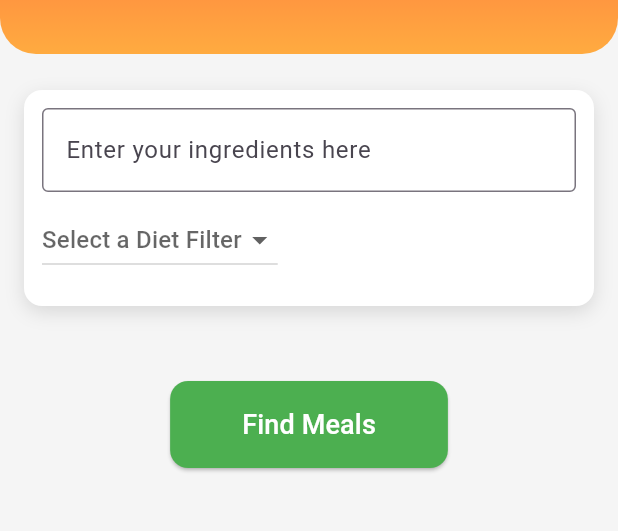
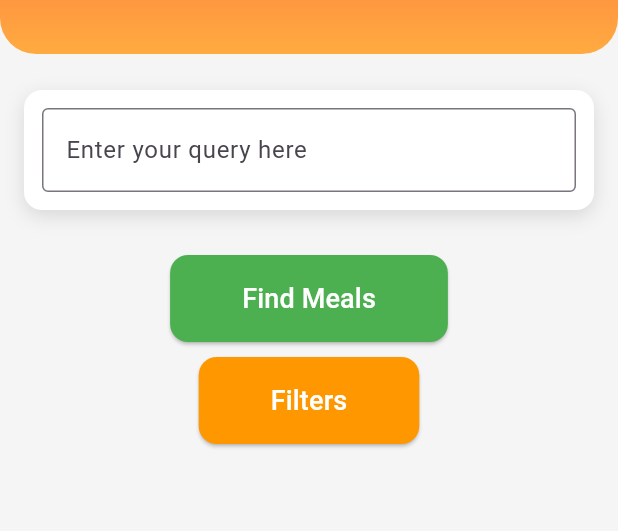
Before and after one commit to vincenzo-ray/quickbite, a Flutter app: the screen it shows after launch, on a phone screen of 412 x 824 dp, the part 114-645 px from its top. Run offline on Flutter 3.47's test engine with Material 3 defaults, Android fonts, the phone set to English and light mode, and no system bars; our stand-ins replace flutter_html, logger.

Commit message:
New filters added/screen Used ingredients counter broken

```diff
--- a/quickbite/lib/screens/home_screen.dart
+++ b/quickbite/lib/screens/home_screen.dart
@@ -1,5 +1,6 @@
 import 'package:flutter/material.dart';
 import 'recipe_results_screen.dart';
+import 'filter_screen.dart';
 import '../widgets/search_bar.dart';
 
 class HomeScreen extends StatefulWidget {
@@ -10,43 +11,45 @@ class HomeScreen extends StatefulWidget {
 }
 
 class HomeScreenState extends State<HomeScreen> {
-  final List<String> ingredients = [];
-  String? selectedDiet;
+  final Map<String, dynamic> filters = {};
+  String query = "";
 
-  void _addIngredient(String ingredient) {
-    if (ingredient.isNotEmpty) {
-      setState(() {
-        ingredients.add(ingredient);
-      });
-    }
-  }
-
-  void _removeIngredient(String ingredient) {
+  void _setQuery(String newQuery) {
     setState(() {
-      ingredients.remove(ingredient);
+      query = newQuery;
     });
   }
 
-  void _setDietFilter(String? diet) {
+  void _applyFilters(Map<String, dynamic> appliedFilters) {
     setState(() {
-      selectedDiet = diet;
+      filters.addAll(appliedFilters);
     });
   }
 
+  void _openFilterScreen() {
+    Navigator.push(
+      context,
+      MaterialPageRoute(
+        builder: (context) => FilterScreen(
+          onFiltersApplied: _applyFilters,
+          initialFilters: filters,
+        ),
+      ),
+    );
+  }
+
   void _findMeals() {
-    if (ingredients.isNotEmpty) {
+    if (query.isNotEmpty) {
+      filters['query'] = query;
       Navigator.push(
         context,
         MaterialPageRoute(
-          builder: (context) => RecipeResultsScreen(
-            ingredients: ingredients,
-            dietFilter: selectedDiet,
-          ),
+          builder: (context) => RecipeResultsScreen(filters: filters),
         ),
       );
     } else {
       ScaffoldMessenger.of(context).showSnackBar(
-        const SnackBar(content: Text("Please add at least one ingredient.")),
+        const SnackBar(content: Text("Please enter a query.")),
       );
     }
   }
@@ -55,9 +58,8 @@ class HomeScreenState extends State<HomeScreen> {
   Widget build(BuildContext context) {
     return Scaffold(
       backgroundColor: Colors.grey[100], // Light background for a modern look
-      body: Column(
+      body: ListView(
         children: [
-          // Header section with gradient and custom-styled "QuickBite" title
           Container(
             padding: const EdgeInsets.symmetric(horizontal: 16, vertical: 32),
             decoration: const BoxDecoration(
@@ -74,7 +76,6 @@ class HomeScreenState extends State<HomeScreen> {
               child: Row(
                 mainAxisAlignment: MainAxisAlignment.spaceBetween,
                 children: [
-                  // App title with custom font and style for a professional look
                   const Text(
                     "QuickBite",
                     style: TextStyle(
@@ -83,7 +84,6 @@ class HomeScreenState extends State<HomeScreen> {
                       color: Colors.white,
                     ),
                   ),
-                  // Info icon to show usage instructions
                   IconButton(
                     icon: const Icon(Icons.info_outline, color: Colors.white),
                     onPressed: () {
@@ -92,8 +92,8 @@ class HomeScreenState extends State<HomeScreen> {
                         builder: (context) => const AlertDialog(
                           title: Text("How to use QuickBite"),
                           content: Text(
-                            "Enter ingredients, optionally select a diet filter, "
-                            "then press 'Find Meals' to get recipes.",
+                            "Enter a query, optionally apply filters, "
+                                "then press 'Find Meals' to get recipes.",
                           ),
                         ),
                       );
@@ -108,7 +108,6 @@ class HomeScreenState extends State<HomeScreen> {
             padding: const EdgeInsets.symmetric(horizontal: 16.0),
             child: Column(
               children: [
-                // Ingredient search bar section with slight shadow and rounded corners
                 Container(
                   padding: const EdgeInsets.all(12),
                   decoration: BoxDecoration(
@@ -122,37 +121,11 @@ class HomeScreenState extends State<HomeScreen> {
                       ),
                     ],
                   ),
-                  child: IngredientSearchBar(
-                    onIngredientAdded: _addIngredient,
-                    onDietFilterChanged: _setDietFilter,
-                  ),
-                ),
-                const SizedBox(height: 20),
-                // Display entered ingredients as rounded chips
-                Align(
-                  alignment: Alignment.centerLeft,
-                  child: Wrap(
-                    spacing: 8,
-                    runSpacing: 8,
-                    children: ingredients.map((ingredient) {
-                      return Chip(
-                        label: Text(
-                          ingredient,
-                          style: const TextStyle(color: Colors.blueGrey),
-                        ),
-                        deleteIcon: const Icon(Icons.close, size: 18),
-                        onDeleted: () => _removeIngredient(ingredient),
-                        backgroundColor: Colors.blue[50],
-                        shape: RoundedRectangleBorder(
-                          borderRadius: BorderRadius.circular(8),
-                          side: BorderSide(color: Colors.blueGrey.shade200),
-                        ),
-                      );
-                    }).toList(),
+                  child: QuerySearchBar(
+                    onQueryAdded: _setQuery,
                   ),
                 ),
                 const SizedBox(height: 30),
-                // "Find Meals" button for searching recipes
                 ElevatedButton(
                   onPressed: _findMeals,
                   style: ElevatedButton.styleFrom(
@@ -167,6 +140,21 @@ class HomeScreenState extends State<HomeScreen> {
                     style: TextStyle(fontSize: 18, color: Colors.white),
                   ),
                 ),
+                const SizedBox(height: 10),
+                ElevatedButton(
+                  onPressed: _openFilterScreen,
+                  style: ElevatedButton.styleFrom(
+                    backgroundColor: Colors.orange,
+                    padding: const EdgeInsets.symmetric(horizontal: 48, vertical: 16),
+                    shape: RoundedRectangleBorder(
+                      borderRadius: BorderRadius.circular(12),
+                    ),
+                  ),
+                  child: const Text(
+                    "Filters",
+                    style: TextStyle(fontSize: 18, color: Colors.white),
+                  ),
+                ),
               ],
             ),
           ),
--- a/quickbite/lib/screens/recipe_results_screen.dart
+++ b/quickbite/lib/screens/recipe_results_screen.dart
@@ -4,19 +4,21 @@ import '../services/api_services.dart';
 import 'recipe_detail_screen.dart';
 
 class RecipeResultsScreen extends StatelessWidget {
-  final List<String> ingredients;
-  final String? dietFilter;
+  final Map<String, dynamic> filters;
 
-  const RecipeResultsScreen({
-    super.key,
-    required this.ingredients,
-    this.dietFilter,
-  });
+  const RecipeResultsScreen({super.key, required this.filters});
 
   Future<List<Recipe>> _fetchRecipes() async {
-    final recipes = await ApiService.searchRecipesByIngredients(
-      ingredients,
-      diet: dietFilter,
+    final recipes = await ApiService.searchRecipesComplex(
+      // added filters to API
+      query: filters['query'] ?? '',
+      cuisine: filters['cuisine'],
+      diet: filters['diet'],
+      intolerances: filters['intolerances'],
+      equipment: filters['equipment'],
+      includeIngredients: filters['includeIngredients'],
+      excludeIngredients: filters['excludeIngredients'],
+      type: filters['type'],
     );
 
     for (final recipe in recipes) {
@@ -34,7 +36,6 @@ class RecipeResultsScreen extends StatelessWidget {
       appBar: AppBar(
         title: const Text("Recipe Results"),
         backgroundColor: Colors.orangeAccent,
-        elevation: 0, // Flat AppBar for modern look
       ),
       body: FutureBuilder<List<Recipe>>(
         future: _fetchRecipes(),
@@ -74,7 +75,7 @@ class RecipeResultsScreen extends StatelessWidget {
                           height: 60,
                           fit: BoxFit.cover,
                           errorBuilder: (context, error, stackTrace) =>
-                              const Icon(Icons.broken_image, size: 60),
+                          const Icon(Icons.broken_image, size: 60),
                         ),
                       ),
                       const SizedBox(width: 16),
@@ -99,9 +100,9 @@ class RecipeResultsScreen extends StatelessWidget {
                                 if (tag.contains("Low Fat")) {
                                   tagColor = Colors.green;
                                 } else if (tag.contains("High Protein")) {
-                                tagColor = Colors.blue;
+                                  tagColor = Colors.blue;
                                 } else if (tag.contains("Low Carb")) {
-                                   tagColor = Colors.purple;
+                                  tagColor = Colors.purple;
                                 } else {
                                   tagColor = Colors.orange;
                                 }
@@ -114,14 +115,14 @@ class RecipeResultsScreen extends StatelessWidget {
                                   ),
                                   padding: EdgeInsets.zero,
                                   materialTapTargetSize:
-                                      MaterialTapTargetSize.shrinkWrap,
+                                  MaterialTapTargetSize.shrinkWrap,
                                 );
                               }).toList(),
                             ),
                             const SizedBox(height: 8),
                             Text(
                               "Used Ingredients: ${recipe.usedIngredientCount}, "
-                              "Missing Ingredients: ${recipe.missedIngredientCount}",
+                                  "Missing Ingredients: ${recipe.missedIngredientCount}",
                               style: TextStyle(
                                 fontSize: 13,
                                 color: Colors.grey[600],
--- a/quickbite/lib/services/api_services.dart
+++ b/quickbite/lib/services/api_services.dart
@@ -143,6 +143,29 @@ class ApiService {
     }
   }
 
+  // Query suggestions similar to ingredients suggestions
+  static Future<List<String>> fetchQuerySuggestions(String query) async {
+    final apiKey = await _loadApiKey();
+    final url = 'https://api.spoonacular.com/recipes/autocomplete?query=$query&number=10&apiKey=$apiKey';
+
+    final response = await http.get(Uri.parse(url));
+
+    if (response.statusCode == 200) {
+      try {
+        List<dynamic> data = jsonDecode(response.body);
+        final suggestions = data.map((item) => item['title'] as String).toList();
+        _logger.i("Suggestions found: ${suggestions.length}"); // Log count
+        return suggestions;
+      } catch (e) {
+        _logger.e("Error parsing JSON: $e");
+        throw Exception('Failed to parse query suggestion data');
+      }
+    } else {
+      _logger.w("Request failed with status: ${response.statusCode} : ${jsonDecode(response.body)}");
+      throw Exception('Failed to load query suggestions');
+    }
+  }
+
   // Method to fetch nutrition widget HTML for a recipe
   static Future<String> fetchNutritionWidgetHtml(String ingredientList, int servings) async {
     final apiKey = await _loadApiKey();
@@ -170,4 +193,68 @@ class ApiService {
       throw Exception('Failed to load nutrition widget');
     }
   }
+
+  // Search recipes using the complex search endpoint
+  static Future<List<Recipe>> searchRecipesComplex({
+    required String query,
+    String? cuisine,
+    String? diet,
+    String? intolerances,
+    String? equipment,
+    String? includeIngredients,
+    String? excludeIngredients,
+    String? type,
+    double? minCalories,
+    double? maxCalories,
+    double? minCarbs,
+    double? maxCarbs,
+    double? minProtein,
+    double? maxProtein,
+    double? minFat,
+    double? maxFat,
+    bool limitLicense = false,
+  }) async {
+    final apiKey = await _loadApiKey();
+
+    final queryParameters = {
+      'apiKey': apiKey,
+      'query': query,
+      if (cuisine != null && cuisine.isNotEmpty) 'cuisine': cuisine,
+      if (diet != null && diet.isNotEmpty) 'diet': diet,
+      if (intolerances != null && intolerances.isNotEmpty) 'intolerances': intolerances,
+      if (equipment != null && equipment.isNotEmpty) 'equipment': equipment,
+      if (includeIngredients != null && includeIngredients.isNotEmpty) 'includeIngredients': includeIngredients,
+      if (excludeIngredients != null && excludeIngredients.isNotEmpty) 'excludeIngredients': excludeIngredients,
+      if (type != null && type.isNotEmpty) 'type': type,
+      if (minCalories != null) 'minCalories': minCalories.toString(),
+      if (maxCalories != null) 'maxCalories': maxCalories.toString(),
+      if (minCarbs != null) 'minCarbs': minCarbs.toString(),
+      if (maxCarbs != null) 'maxCarbs': maxCarbs.toString(),
+      if (minProtein != null) 'minProtein': minProtein.toString(),
+      if (maxProtein != null) 'maxProtein': maxProtein.toString(),
+      if (minFat != null) 'minFat': minFat.toString(),
+      if (maxFat != null) 'maxFat': maxFat.toString(),
+      'number': '10',
+    };
+
+    final uri = Uri.https('api.spoonacular.com', '/recipes/complexSearch', queryParameters);
+    _logger.i("Requesting URL: $uri");
+
+    final response = await http.get(uri);
+
+    if (response.statusCode == 200) {
+      try {
+        final Map<String, dynamic> data = jsonDecode(response.body);
+        final recipes = (data['results'] as List).map((recipe) => Recipe.fromJson(recipe)).toList();
+        _logger.i("Recipes found: ${recipes.length}");
+        return recipes;
+      } catch (e) {
+        _logger.e("Error parsing JSON: $e");
+        throw Exception('Failed to parse recipe data');
+      }
+    } else {
+      _logger.w("Request failed with status: ${response.statusCode} and message: ${response.body}");
+      throw Exception('Failed to load recipes');
+    }
+  }
 }
--- a/quickbite/lib/widgets/search_bar.dart
+++ b/quickbite/lib/widgets/search_bar.dart
@@ -1,55 +1,27 @@
-// ingredient_search_bar.dart
+import 'dart:async';
 import 'package:flutter/material.dart';
 import '../services/api_services.dart';
 
-class IngredientSearchBar extends StatefulWidget {
-  // Callback function to notify the parent widget when an ingredient is added
-  final Function(String) onIngredientAdded;
+class QuerySearchBar extends StatefulWidget {
+  final Function(String) onQueryAdded;
 
-  // Callback function to notify the parent widget when a diet filter is selected
-  final Function(String?) onDietFilterChanged; // Added diet filter callback
-
-  // Constructor with required callback functions and key parameter as super
-  const IngredientSearchBar({
+  const QuerySearchBar({
     super.key,
-    required this.onIngredientAdded,
-    required this.onDietFilterChanged,
+    required this.onQueryAdded,
   });
 
   @override
-  IngredientSearchBarState createState() => IngredientSearchBarState();
+  QuerySearchBarState createState() => QuerySearchBarState();
 }
 
-class IngredientSearchBarState extends State<IngredientSearchBar> {
-  // Text controller to capture input from the user
+class QuerySearchBarState extends State<QuerySearchBar> {
   final TextEditingController _controller = TextEditingController();
+  List<String> _suggestions = [];
+  Timer? _debounce;
 
-  // List of suggestions fetched from the API based on user input
-  List<String> _suggestions = [];
-
-  // Variable to store the selected diet filter
-  String? selectedDiet; // Store selected diet filter
-
-  // List of diet filter options for the dropdown menu
-  final List<String> dietOptions = [
-    'Gluten Free',
-    'Ketogenic',
-    'Vegetarian',
-    'Lacto-Vegetarian',
-    'Ovo-Vegetarian',
-    'Vegan',
-    'Pescetarian',
-    'Paleo',
-    'Primal',
-    'Low FODMAP',
-    'Whole30',
-  ];
-
-  // Function to fetch suggestions from the API
   Future<void> _fetchSuggestions(String input) async {
     try {
-      // Fetch suggestions from the ApiService and update the state with the results
-      final suggestions = await ApiService.fetchIngredientSuggestions(input);
+      final suggestions = await ApiService.fetchQuerySuggestions(input);
       setState(() {
         _suggestions = suggestions;
       });
@@ -58,37 +30,44 @@ class IngredientSearchBarState extends State<IngredientSearchBar> {
     }
   }
 
-  // Handle text changes and fetch new suggestions
+  // debounce so API doen't get called too often
   void _onTextChanged(String input) {
-    if (input.isNotEmpty) {
-      _fetchSuggestions(input); // Fetch suggestions when there is input
-    } else {
-      setState(() {
-        _suggestions = []; // Clear suggestions when the input is empty
-      });
-    }
+    if (_debounce?.isActive ?? false) _debounce!.cancel();
+    _debounce = Timer(const Duration(milliseconds: 425  ), () {
+      if (input.isNotEmpty) {
+        _fetchSuggestions(input);  // Fetch suggestions when there is input
+      } else {
+        setState(() {
+          _suggestions = [];
+        });
+      }
+    });
   }
 
-  // Function called when a suggestion is tapped
   void _onSuggestionSelected(String suggestion) {
-    // Call the callback to pass the selected ingredient to the parent widget
-    widget.onIngredientAdded(suggestion);
-    _controller.clear(); // Clear the input field after selection
+    _controller.text = suggestion;
+    widget.onQueryAdded(suggestion);
     setState(() {
       _suggestions = []; // Reset suggestions after selection
     });
   }
 
   // Function called when user presses enter to manually submit an ingredient
-  void _onSubmitManualEntry(String input) {
-    if (input.isNotEmpty) {
-      // Call the callback to pass the manual entry to the parent widget
-      widget.onIngredientAdded(input);
-      _controller.clear(); // Clear the input field after submission
+  void _onSubmitQuery(String query) {
+    if (query.isNotEmpty) {
+      widget.onQueryAdded(query);
       setState(() {
         _suggestions = []; // Reset suggestions after submission
       });
     }
+  }
+
+  String get query => _controller.text;
+
+  @override
+  void dispose() {
+    _debounce?.cancel();
+    super.dispose();
   }
 
   @override
@@ -96,18 +75,15 @@ class IngredientSearchBarState extends State<IngredientSearchBar> {
     return Column(
       crossAxisAlignment: CrossAxisAlignment.start,
       children: [
-        // Text field for ingredient entry, with filtering and submission handling
         TextField(
           controller: _controller,
           onChanged: _onTextChanged, // Filter suggestions as user types
-          onSubmitted: _onSubmitManualEntry, // Handle manual entry on enter key
+          onSubmitted: _onSubmitQuery,
           decoration: const InputDecoration(
-            labelText: 'Enter your ingredients here', // Placeholder text
+            labelText: 'Enter your query here',
             border: OutlineInputBorder(),
           ),
         ),
-
-        // Display filtered suggestions below the text field if any
         if (_suggestions.isNotEmpty)
           Container(
             height: 200.0, // Set height for the suggestions box
@@ -125,27 +101,6 @@ class IngredientSearchBarState extends State<IngredientSearchBar> {
               },
             ),
           ),
-
-        // Dropdown menu for selecting a diet filter
-        Padding(
-          padding: const EdgeInsets.symmetric(vertical: 8.0), // Add padding for spacing
-          child: DropdownButton<String>(
-            hint: const Text("Select a Diet Filter"), // Placeholder text for dropdown
-            value: selectedDiet, // Current selected diet
-            onChanged: (String? newValue) {
-              setState(() {
-                selectedDiet = newValue;
-              });
-              widget.onDietFilterChanged(selectedDiet); // Pass selected diet to parent
-            },
-            items: dietOptions.map((String diet) {
-              return DropdownMenuItem<String>(
-                value: diet,
-                child: Text(diet),
-              );
-            }).toList(),
-          ),
-        ),
       ],
     );
   }
```
